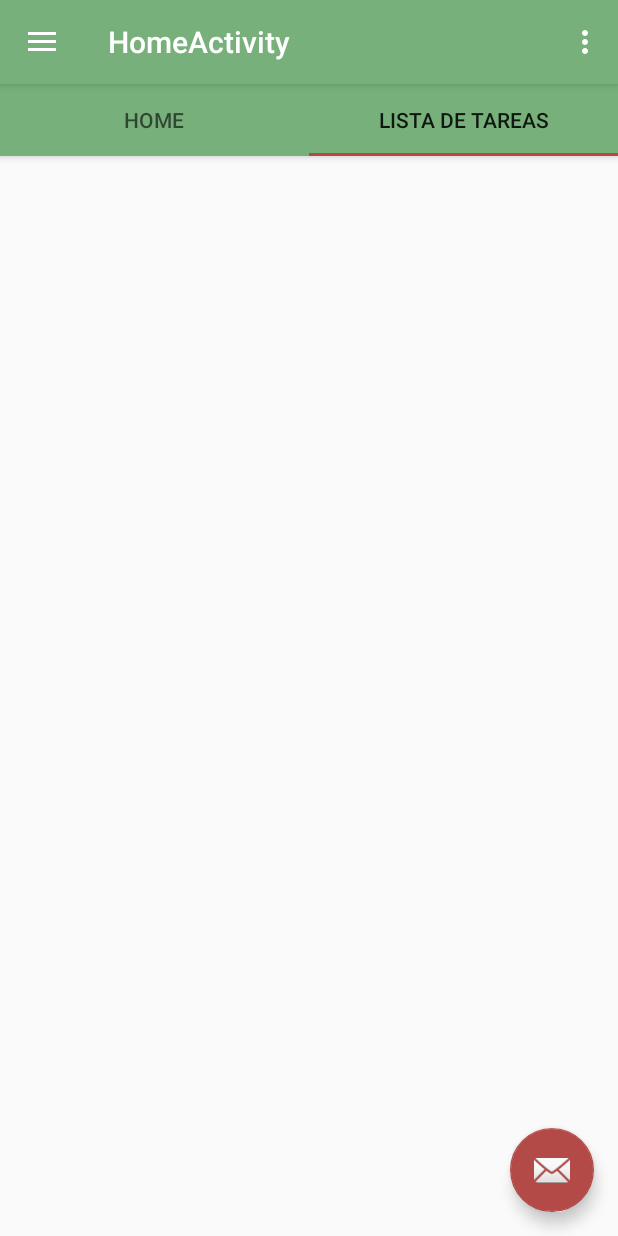
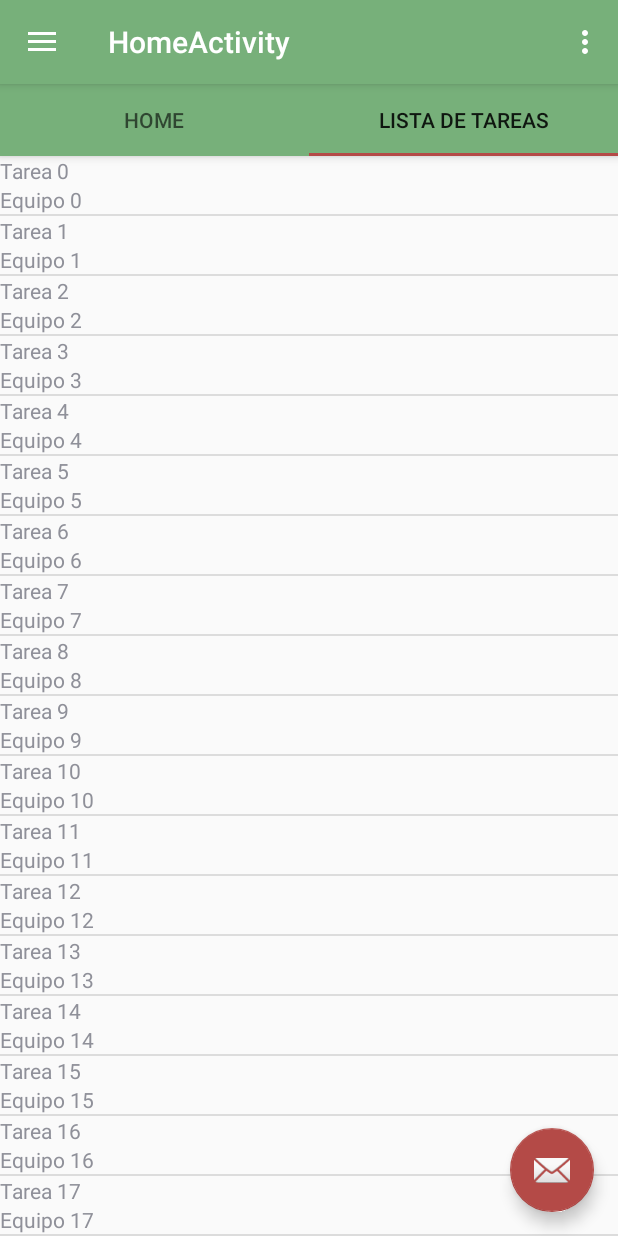
Before and after one commit to plaroser/Gestor-de-Tareas, an Android app: the screen it shows after launch (HomeActivity), tab 2 chosen, on a phone screen of 412 x 824 dp. Run offline under Robolectric (Android 15) with nearby library versions, the phone set to English and light mode, and no system bars.

Commit message:
ListarTareas terminado

```diff
--- a/GestionTareas/app/src/main/java/com/sergiopla/gestiontareas/Adapters/AdapterListarTareas.java
+++ b/GestionTareas/app/src/main/java/com/sergiopla/gestiontareas/Adapters/AdapterListarTareas.java
@@ -24,7 +24,11 @@ public class AdapterListarTareas extends ArrayAdapter<Tarea> {
         super(context, resource);
         this.listaTareas = listaTareas;
     }
-
+    @Override
+    public int getCount () {
+        return listaTareas.size();
+    }
+    @Override
     public View getView(int position, View v, ViewGroup parent) {
         LayoutInflater inflater = LayoutInflater.from(getContext());
         View item = inflater.inflate(R.layout.item_tarea, null);
--- a/GestionTareas/app/src/main/java/com/sergiopla/gestiontareas/fragments/TareasFragment.java
+++ b/GestionTareas/app/src/main/java/com/sergiopla/gestiontareas/fragments/TareasFragment.java
@@ -2,17 +2,28 @@ package com.sergiopla.gestiontareas.fragments;
 
 import android.os.Bundle;
 import android.support.v4.app.Fragment;
+import android.util.Log;
 import android.view.LayoutInflater;
 import android.view.View;
 import android.view.ViewGroup;
+import android.widget.ArrayAdapter;
+import android.widget.ListView;
 
+import com.sergiopla.gestiontareas.Adapters.AdapterListarTareas;
+import com.sergiopla.gestiontareas.Modelos.Equipo;
+import com.sergiopla.gestiontareas.Modelos.Tarea;
 import com.sergiopla.gestiontareas.R;
+
+import java.util.ArrayList;
+import java.util.List;
 
 /**
  * Created by SergioPla on 11/23/17.
  */
 
 public class TareasFragment extends Fragment {
+    ListView lVTareas;
+    ArrayList<Tarea> listaTareas;
     /**
      * The fragment argument representing the section number for this
      * fragment.
@@ -37,9 +48,22 @@ public class TareasFragment extends Fragment {
     @Override
     public View onCreateView(LayoutInflater inflater, ViewGroup container,
                              Bundle savedInstanceState) {
-        View rootView = inflater.inflate(R.layout.fragment_tareas, container, false);
-//        TextView textView = (TextView) rootView.findViewById(R.id.section_label);
-//        textView.setText(getString(R.string.section_format, getArguments().getInt(ARG_SECTION_NUMBER)));
-        return rootView;
+        inicializarLista();
+        View view = inflater.inflate(R.layout.fragment_tareas, container, false);
+        lVTareas = view.findViewById(R.id.lVTareas);
+        AdapterListarTareas adapterListarTareas = new AdapterListarTareas(getActivity().getApplicationContext(), R.layout.item_tarea, listaTareas);
+        Log.d("Longitud del adaptador", String.valueOf(adapterListarTareas.getCount()));
+        lVTareas.setAdapter(adapterListarTareas);
+
+        return view;
+    }
+
+    private void inicializarLista() {
+        listaTareas = new ArrayList<>();
+        for (int i = 0; i < 20; i++) {
+            Equipo equipo = new Equipo("Equipo " + i, "Departamento " + i);
+            Tarea tarea = new Tarea("Tarea " + i, equipo);
+            listaTareas.add(tarea);
+        }
     }
 }
--- a/GestionTareas/app/src/main/res/layout/fragment_tareas.xml
+++ b/GestionTareas/app/src/main/res/layout/fragment_tareas.xml
@@ -5,4 +5,8 @@
     android:layout_width="match_parent"
     android:layout_height="match_parent">
 
+    <ListView
+        android:id="@+id/lVTareas"
+        android:layout_width="match_parent"
+        android:layout_height="match_parent" />
 </android.support.constraint.ConstraintLayout>
--- a/GestionTareas/app/src/main/res/layout/item_tarea.xml
+++ b/GestionTareas/app/src/main/res/layout/item_tarea.xml
@@ -1,18 +1,19 @@
 <?xml version="1.0" encoding="utf-8"?>
 <LinearLayout xmlns:android="http://schemas.android.com/apk/res/android"
     android:layout_width="match_parent"
-    android:layout_height="match_parent">
+    android:layout_height="match_parent"
+    android:orientation="vertical">
 
     <TextView
         android:id="@+id/tVNombreTareaItemTarea"
-        android:layout_width="wrap_content"
+        android:layout_width="match_parent"
         android:layout_height="wrap_content"
         android:layout_weight="1"
         android:text="TextView" />
 
     <TextView
         android:id="@+id/tVNombreEquipoItemTarea"
-        android:layout_width="wrap_content"
+        android:layout_width="match_parent"
         android:layout_height="wrap_content"
         android:layout_weight="1"
         android:text="TextView" />
```
